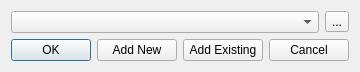
The window that GCXMLGenerator/db/gcdbsessionmanager.ui (goblincoding/xmlmill) describes before a commit, drawn with Qt 5.
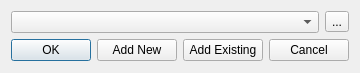
The same window after the commit. Icons and pictures are not drawn.

Patch:
```diff
--- a/GCXMLGenerator/db/gcdbsessionmanager.ui
+++ b/GCXMLGenerator/db/gcdbsessionmanager.ui
@@ -10,7 +10,7 @@
     <x>0</x>
     <y>0</y>
     <width>338</width>
-    <height>69</height>
+    <height>73</height>
    </rect>
   </property>
   <property name="sizePolicy">
```
Left out of the diff: 2 changed lines with no effect on the pictures.
